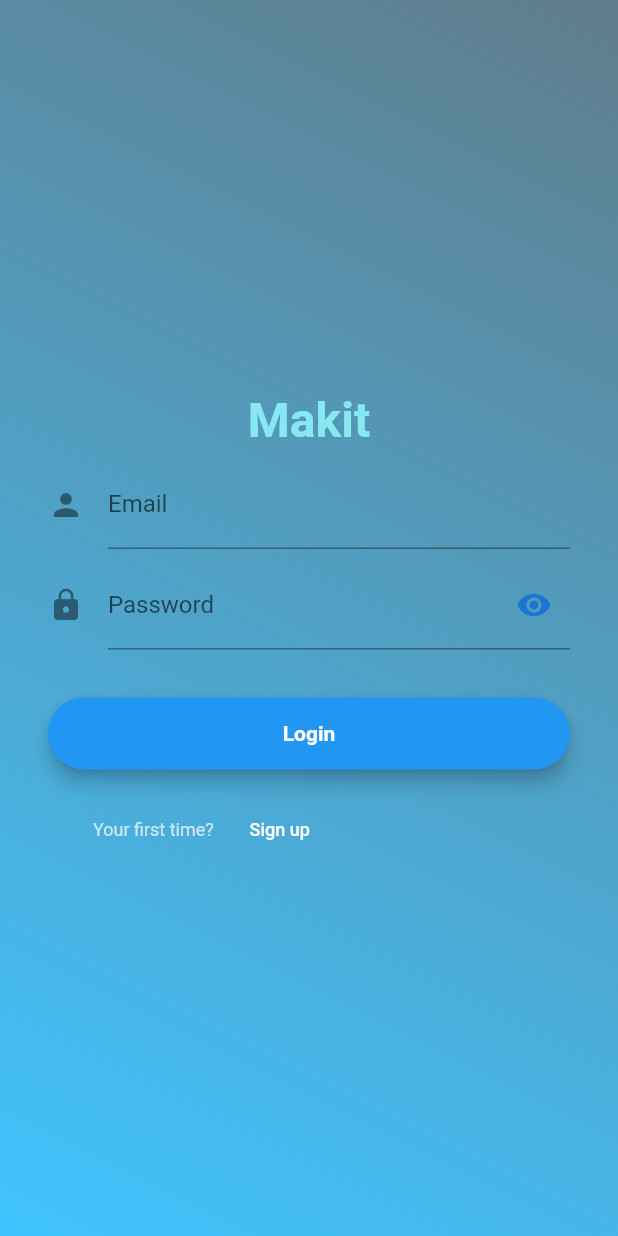
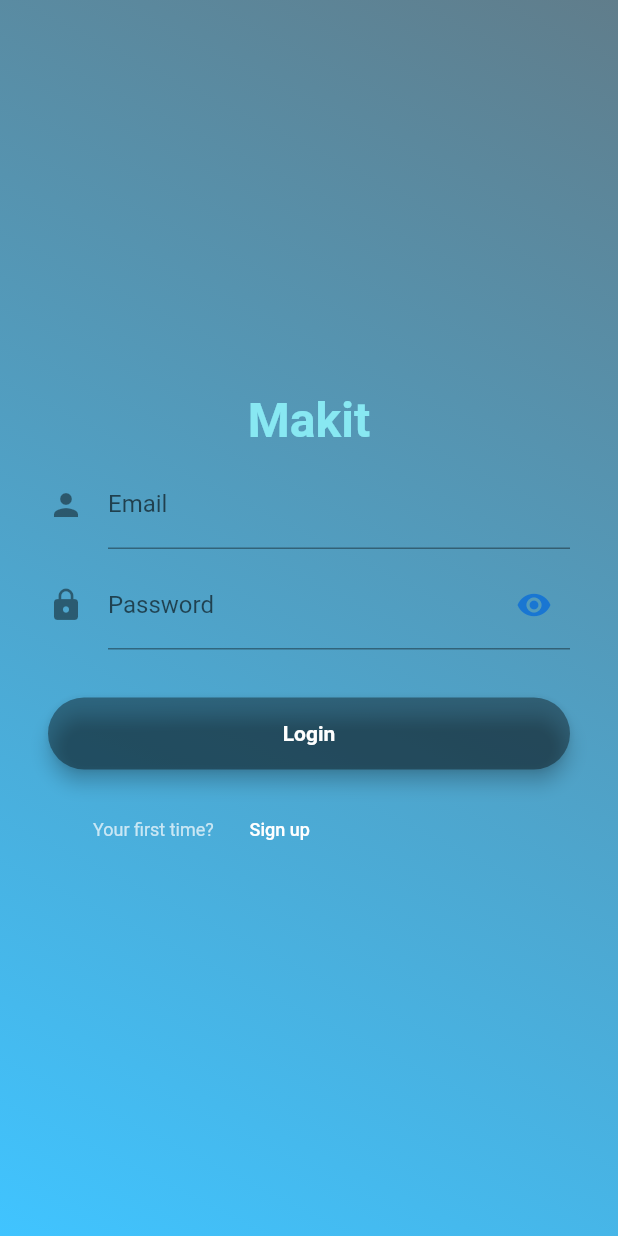
Before and after one commit to TCT2001/mobile_frontend, a Flutter app: the InitPage screen opened by its route, after a tap on "Login", on a phone screen of 412 x 824 dp. Run offline on Flutter 3.47's test engine with Material 2 defaults, Android fonts, the light colour scheme and no system bars; our stand-ins replace email_validator, get, google_nav_bar, line_icons, settings_ui, shared_preferences; accounts and stored records are empty; network calls fail.

Commit message:
Login Screen 3.0

```diff
--- a/lib/src/modules/init/init_page.dart
+++ b/lib/src/modules/init/init_page.dart
@@ -2,7 +2,7 @@
 import 'package:flutter/material.dart';
 import 'package:get/get.dart';
 import 'package:mobile_app/src/routes/app_routes.dart';
-
+import '../../core/constants/colors.dart';
 import 'init_controller.dart';
 
 
@@ -60,7 +60,9 @@ class InitPage extends GetView<InitController> {
                               Get.toNamed(Routes.LOGIN);
                             },
                             style: ElevatedButton.styleFrom(
-                              primary: Colors.transparent,
+                              // primary: Colors.transparent,
+                              primary: DarkBlue,
+
                             ),
                             child: Text(
                               "Login",
@@ -71,12 +73,12 @@ class InitPage extends GetView<InitController> {
                               ),
                             ),
                           )),
-                      decoration: BoxDecoration(
-                          borderRadius: BorderRadius.circular(6),
-                          gradient: LinearGradient(colors: const [
-                            Colors.deepPurpleAccent,
-                            Colors.lightBlueAccent,
-                          ])),
+                      // decoration: BoxDecoration(
+                      //     borderRadius: BorderRadius.circular(6),
+                      //     gradient: LinearGradient(colors: const [
+                      //       Colors.deepPurpleAccent,
+                      //       Colors.lightBlueAccent,
+                      //     ])),
                     ),
                     const SizedBox(
                       height: 20,
@@ -92,7 +94,7 @@ class InitPage extends GetView<InitController> {
                               Get.toNamed(Routes.SIGNUP);
                             },
                             style: ElevatedButton.styleFrom(
-                              primary: Colors.transparent,
+                              primary: DarkBlue,
                             ),
                             child: Text(
                               "Sign up",
@@ -103,12 +105,12 @@ class InitPage extends GetView<InitController> {
                               ),
                             ),
                           )),
-                      decoration: BoxDecoration(
-                          borderRadius: BorderRadius.circular(6),
-                          gradient: LinearGradient(colors: const [
-                            Colors.lightBlueAccent,
-                            Colors.deepPurpleAccent,
-                          ])),
+                      // decoration: BoxDecoration(
+                      //     borderRadius: BorderRadius.circular(6),
+                      //     gradient: LinearGradient(colors: const [
+                      //       Colors.lightBlueAccent,
+                      //       Colors.deepPurpleAccent,
+                      //     ])),
                     ),
                     const SizedBox(
                       height: 20,
--- a/lib/src/modules/layout/main_layout_page.dart
+++ b/lib/src/modules/layout/main_layout_page.dart
@@ -22,7 +22,7 @@ class MainLayoutPage extends GetView<MainLayoutController> {
     HomePage(),
     ProjectPage(),
     TaskPage(),
-    SearchPage(),
+    // SearchPage(),
     NotiPage(),
     SettingPage()
   ];
--- a/lib/src/modules/login/login_page.dart
+++ b/lib/src/modules/login/login_page.dart
@@ -94,8 +94,8 @@ class _LoginPageState extends State<LoginPage> {
                               elevation: 5.0,
                               borderRadius: BorderRadius.circular(30),
                               color: controller.loginProcess.value
-                                  ? Theme.of(context).disabledColor
-                                  : Theme.of(context).primaryColor,
+                                  ? Theme.of(context).primaryColor
+                                  : Theme.of(context).disabledColor,
                               child: MaterialButton(
                                 minWidth: MediaQuery.of(context).size.width,
                                 padding:
--- a/lib/src/modules/notification/noti_page.dart
+++ b/lib/src/modules/notification/noti_page.dart
@@ -24,7 +24,7 @@ class NotiPage extends GetView<NotiController> {
                    mainAxisAlignment: MainAxisAlignment.center,
                    crossAxisAlignment: CrossAxisAlignment.center,
                    children: const [
-                     Text("This is notification page",
+                     Text("This is notification pagesss",
                          style: TextStyle(
                              color: Color(0xff88e8f2),
                              fontWeight: FontWeight.bold,
--- a/lib/src/modules/signup/signup_page.dart
+++ b/lib/src/modules/signup/signup_page.dart
@@ -121,8 +121,8 @@ class _SignupPageState extends State<SignupPage> {
                               elevation: 5.0,
                               borderRadius: BorderRadius.circular(30),
                               color: controller.signupProcess.value
-                                  ? Theme.of(context).disabledColor
-                                  : Theme.of(context).primaryColor,
+                                  ? Theme.of(context).primaryColor
+                                  : Theme.of(context).disabledColor,
                               child: MaterialButton(
                                 minWidth: MediaQuery.of(context).size.width,
                                 padding:
--- a/lib/src/modules/task/task_page.dart
+++ b/lib/src/modules/task/task_page.dart
@@ -30,7 +30,7 @@ class TaskPage extends GetView<TaskController> {
                           style: TextStyle(
                               color: Color(0xff88e8f2),
                               fontWeight: FontWeight.bold,
-                              fontSize: 18)),
+                              fontSize: 20)),
                       SizedBox(height: 8),
 
                       SizedBox(height: 8),
```
Also changed, not shown: lib/src/modules/home/home_page.dart (+31 -6 lines), lib/src/modules/setting/setting_page.dart (+15 -5 lines).
